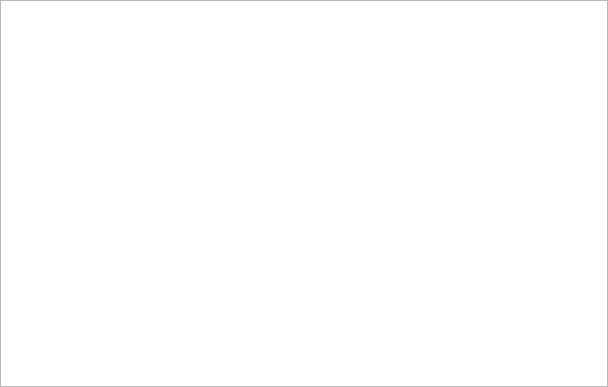
Before: the Qt Designer form enmapbox/gui/ui/datasourcepanel.ui in jakimowb/enmapbox_testmigration2, drawn with Qt 5.
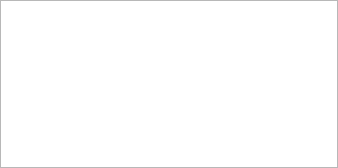
After: the same form once the commit is applied. Custom widgets are drawn as their Qt base class.

```diff
--- a/enmapbox/gui/ui/datasourcepanel.ui
+++ b/enmapbox/gui/ui/datasourcepanel.ui
@@ -6,8 +6,8 @@
    <rect>
     <x>0</x>
     <y>0</y>
-    <width>608</width>
-    <height>387</height>
+    <width>338</width>
+    <height>168</height>
    </rect>
   </property>
   <property name="windowTitle">
```
Left out of the diff: 8 changed lines with no effect on the pictures.
